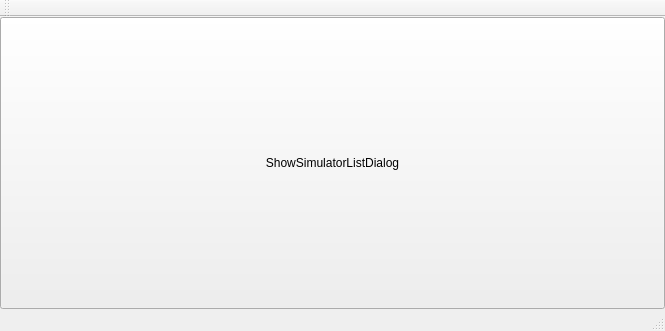
Old version of the form projects/SignalSimulator/QtDebuggingDialog/QtWidgetsApplication.ui in the repository endazon/playground.
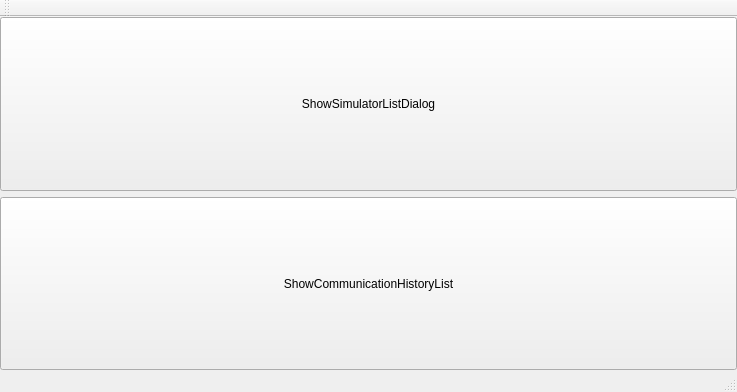
New version of the form.

Commit message: CommunicationHistoryListDialog追加

The edit to the form file:
```diff
--- a/projects/SignalSimulator/QtDebuggingDialog/QtWidgetsApplication.ui
+++ b/projects/SignalSimulator/QtDebuggingDialog/QtWidgetsApplication.ui
@@ -6,18 +6,21 @@
    <rect>
     <x>0</x>
     <y>0</y>
-    <width>665</width>
-    <height>331</height>
+    <width>737</width>
+    <height>392</height>
    </rect>
   </property>
+  <property name="sizePolicy">
+   <sizepolicy hsizetype="Minimum" vsizetype="Minimum">
+    <horstretch>0</horstretch>
+    <verstretch>0</verstretch>
+   </sizepolicy>
+  </property>
   <property name="windowTitle">
    <string>QtWidgetsApplication</string>
   </property>
   <widget class="QWidget" name="centralWidget">
-   <layout class="QVBoxLayout" name="verticalLayout_2">
-    <property name="spacing">
-     <number>0</number>
-    </property>
+   <layout class="QVBoxLayout" name="verticalLayout">
     <property name="leftMargin">
      <number>0</number>
     </property>
@@ -43,6 +46,19 @@
       </property>
      </widget>
     </item>
+    <item>
+     <widget class="QPushButton" name="pushButton_2">
+      <property name="sizePolicy">
+       <sizepolicy hsizetype="Minimum" vsizetype="Minimum">
+        <horstretch>0</horstretch>
+        <verstretch>0</verstretch>
+       </sizepolicy>
+      </property>
+      <property name="text">
+       <string>ShowCommunicationHistoryList</string>
+      </property>
+     </widget>
+    </item>
    </layout>
   </widget>
   <widget class="QMenuBar" name="menuBar">
```
Left out of the diff: 21 changed lines with no effect on the pictures. The commit also changes 13 other files.
